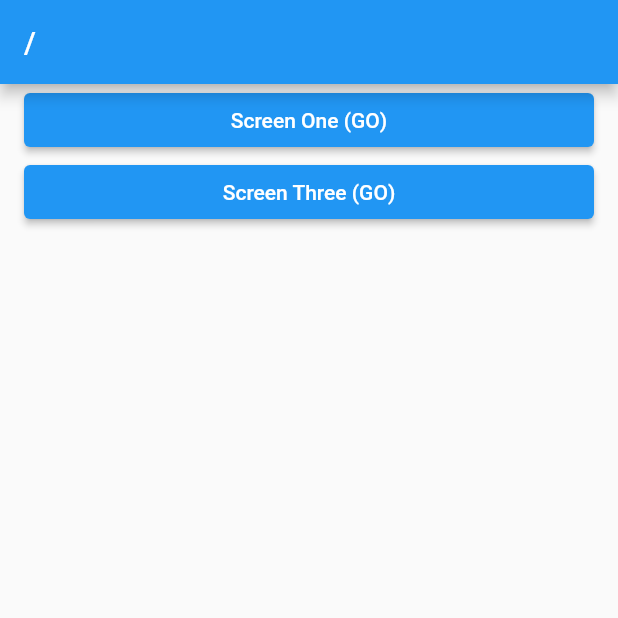
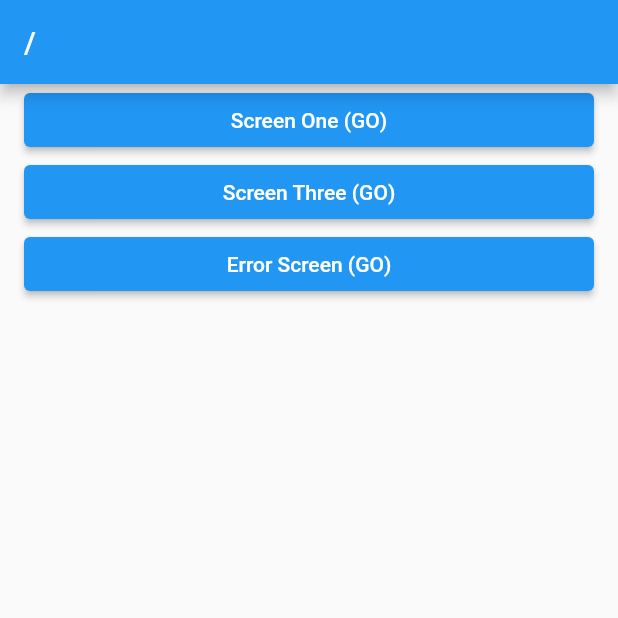
Before and after one commit to tnfy10/go_router_example, a Flutter app: the screen it shows after launch, on a phone screen of 412 x 824 dp, the top half of it. Run offline on Flutter 3.47's test engine with Material 2 defaults, Android fonts, the phone set to English and light mode, and no system bars; our stand-ins replace go_router.

```diff
--- a/lib/main.dart
+++ b/lib/main.dart
@@ -3,6 +3,7 @@ import 'package:go_router/go_router.dart';
 import 'package:go_router_example/screen/1_screen.dart';
 import 'package:go_router_example/screen/2_screen.dart';
 import 'package:go_router_example/screen/3_screen.dart';
+import 'package:go_router_example/screen/error_screen.dart';
 import 'package:go_router_example/screen/home_screen.dart';
 
 void main() {
@@ -14,6 +15,9 @@ class _App extends StatelessWidget {
 
   final GoRouter _router = GoRouter(
     initialLocation: '/',
+    errorBuilder: (context, state) {
+      return ErrorScreen(error: state.error.toString());
+    },
     routes: [
       GoRoute(
         path: '/',
--- a/lib/screen/home_screen.dart
+++ b/lib/screen/home_screen.dart
@@ -24,6 +24,12 @@ class HomeScreen extends StatelessWidget {
             },
             child: const Text('Screen Three (GO)'),
           ),
+          ElevatedButton(
+            onPressed: () {
+              context.go('/error');
+            },
+            child: const Text('Error Screen (GO)'),
+          ),
         ],
       ),
     );
```
Also changed, not shown: lib/screen/error_screen.dart (added, +30 -0 lines).
